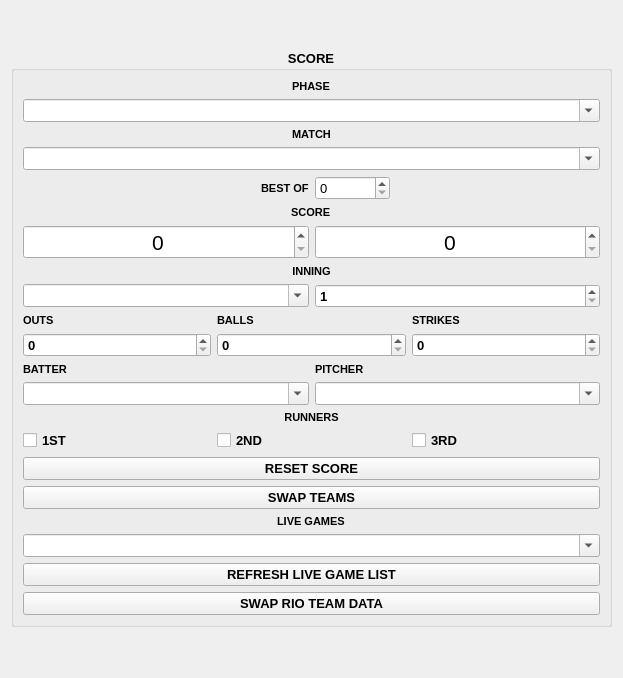
The window that src/layout/TSHScoreboardScore.ui (matt-gree/TournamentStreamHelper) describes before a commit, drawn with Qt 5.
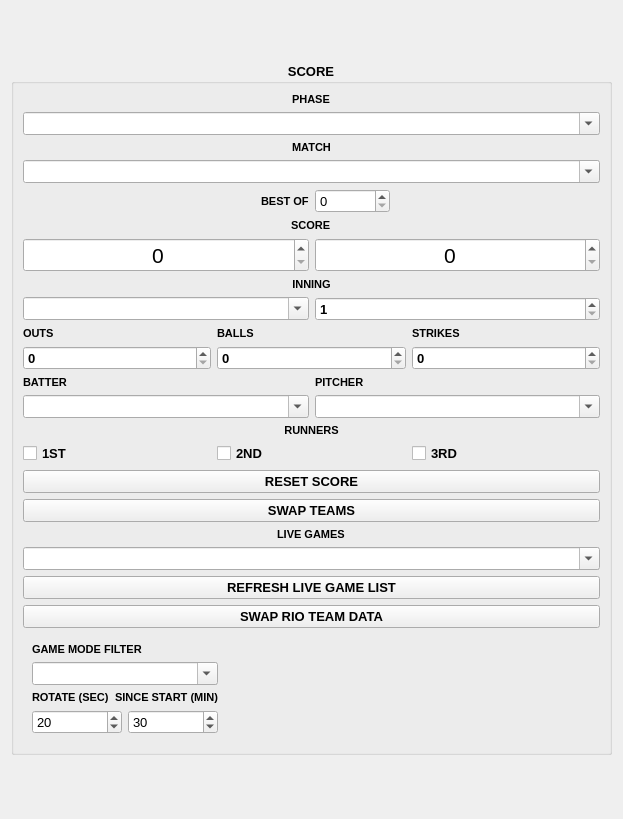
The same window after the commit.

Commit message: UI Cleanup, Bug Fixes, and Rotator Start

The edit to the form file:
```diff
--- a/src/layout/TSHScoreboardScore.ui
+++ b/src/layout/TSHScoreboardScore.ui
@@ -7,7 +7,7 @@
     <x>0</x>
     <y>0</y>
     <width>623</width>
-    <height>678</height>
+    <height>819</height>
    </rect>
   </property>
   <property name="font">
@@ -244,13 +244,13 @@
         <item>
          <layout class="QHBoxLayout" name="horizontalLayout_4">
           <item>
-           <widget class="QLabel" name="outs_label">
+           <widget class="QLabel" name="strikes_label">
             <property name="font">
-             <font>
-              <pointsize>8</pointsize>
-              <bold>true</bold>
-             </font>
-            </property>
+              <font>
+               <pointsize>8</pointsize>
+               <bold>true</bold>
+              </font>
+             </property>
             <property name="text">
              <string>OUTS</string>
             </property>
@@ -270,7 +270,7 @@
            </widget>
           </item>
           <item>
-           <widget class="QLabel" name="strikes_label">
+           <widget class="QLabel" name="outs_label">
             <property name="font">
               <font>
                <pointsize>8</pointsize>
@@ -315,19 +315,6 @@
        <layout class="QVBoxLayout" name="verticalLayout_6">
         <item>
          <layout class="QHBoxLayout" name="horizontalLayout_7">
-          <item>
-           <widget class="QLabel" name="pitcher_label">
-            <property name="font">
-              <font>
-               <pointsize>8</pointsize>
-               <bold>true</bold>
-              </font>
-             </property>
-            <property name="text">
-             <string>BATTER</string>
-            </property>
-           </widget>
-          </item>
           <item>
            <widget class="QLabel" name="batter_label">
             <property name="font">
@@ -337,6 +324,19 @@
               </font>
              </property>
             <property name="text">
+             <string>BATTER</string>
+            </property>
+           </widget>
+          </item>
+          <item>
+           <widget class="QLabel" name="pitcher_label">
+            <property name="font">
+              <font>
+               <pointsize>8</pointsize>
+               <bold>true</bold>
+              </font>
+             </property>
+            <property name="text">
              <string>PITCHER</string>
             </property>
            </widget>
@@ -436,7 +436,7 @@
         <property name="minimumSize">
          <size>
           <width>10</width>
-          <height>0</height>
+          <height>1</height>
          </size>
         </property>
         <property name="font">
@@ -464,6 +464,113 @@
         </property>
        </widget>
       </item>
+      <item>
+       <widget class="QWidget" name="rotatorLiveGameWidget" native="true">
+        <property name="sizePolicy">
+         <sizepolicy hsizetype="Fixed" vsizetype="Preferred">
+          <horstretch>0</horstretch>
+          <verstretch>0</verstretch>
+         </sizepolicy>
+        </property>
+        <property name="visible">
+         <bool>false</bool>
+        </property>
+        <layout class="QVBoxLayout" name="verticalLayout_7">
+         <item>
+          <widget class="QLabel" name="label_10">
+           <property name="font">
+            <font>
+             <pointsize>8</pointsize>
+             <bold>true</bold>
+            </font>
+           </property>
+           <property name="text">
+            <string>GAME MODE FILTER</string>
+           </property>
+          </widget>
+         </item>
+         <item>
+          <widget class="QComboBox" name="liveGame">
+           <property name="font">
+            <font>
+             <pointsize>10</pointsize>
+             <bold>false</bold>
+            </font>
+           </property>
+           <property name="editable">
+            <bool>true</bool>
+           </property>
+          </widget>
+         </item>
+         <item>
+          <layout class="QHBoxLayout" name="horizontalLayout_10">
+           <item>
+            <widget class="QLabel" name="label_9">
+             <property name="font">
+              <font>
+               <pointsize>8</pointsize>
+               <bold>true</bold>
+              </font>
+             </property>
+             <property name="text">
+              <string>ROTATE (SEC)</string>
+             </property>
+            </widget>
+           </item>
+           <item>
+            <widget class="QLabel" name="label_8">
+             <property name="font">
+              <font>
+               <pointsize>8</pointsize>
+               <bold>true</bold>
+              </font>
+             </property>
+             <property name="text">
+              <string>SINCE START (MIN)</string>
+             </property>
+            </widget>
+           </item>
+          </layout>
+         </item>
+         <item>
+          <layout class="QHBoxLayout" name="horizontalLayout_9">
+           <item>
+            <widget class="QSpinBox" name="rotatorLiveGameChangeFrequency">
+             <property name="font">
+              <font>
+               <pointsize>10</pointsize>
+               <bold>false</bold>
+              </font>
+             </property>
+             <property name="maximum">
+              <number>600</number>
+             </property>
+             <property name="value">
+              <number>20</number>
+             </property>
+            </widget>
+           </item>
+           <item>
+            <widget class="QSpinBox" name="rotatorMinutesElapsed">
+             <property name="font">
+              <font>
+               <pointsize>10</pointsize>
+               <bold>false</bold>
+              </font>
+             </property>
+             <property name="maximum">
+              <number>60</number>
+             </property>
+             <property name="value">
+              <number>30</number>
+             </property>
+            </widget>
+           </item>
+          </layout>
+         </item>
+        </layout>
+       </widget>
+      </item>
      </layout>
     </widget>
    </item>
```
The commit also changes 5 other files.
